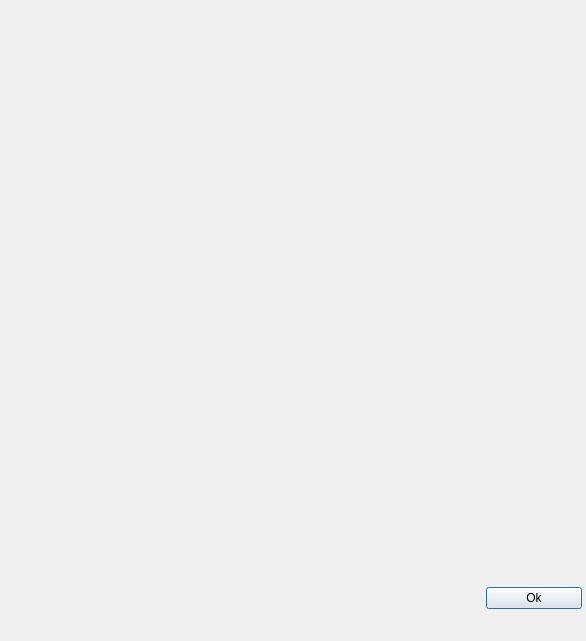
ZhuangLab/storm-control, file hal4000/qtdesigner/camera-detached.ui: the form before one commit.
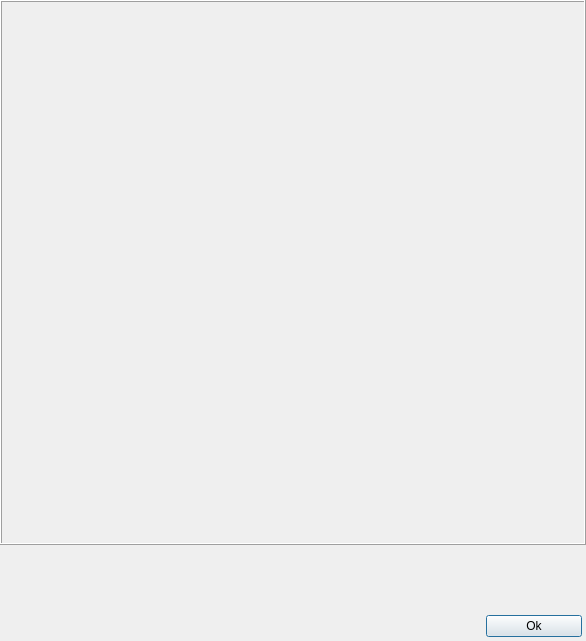
The form after the commit.

Commit message: Get window resizing working correctly for detached and dual camera. Change HAL to remember window sizes for detached and dual.

```diff
--- a/hal4000/qtdesigner/camera-detached.ui
+++ b/hal4000/qtdesigner/camera-detached.ui
@@ -24,8 +24,8 @@
   </property>
   <property name="maximumSize">
    <size>
-    <width>586</width>
-    <height>641</height>
+    <width>10000</width>
+    <height>10000</height>
    </size>
   </property>
   <property name="windowTitle">
@@ -41,7 +41,7 @@
    <item>
     <widget class="QFrame" name="cameraFrame">
      <property name="sizePolicy">
-      <sizepolicy hsizetype="Fixed" vsizetype="Fixed">
+      <sizepolicy hsizetype="Preferred" vsizetype="Preferred">
        <horstretch>0</horstretch>
        <verstretch>0</verstretch>
       </sizepolicy>
@@ -54,12 +54,12 @@
      </property>
      <property name="maximumSize">
       <size>
-       <width>586</width>
-       <height>545</height>
+       <width>10000</width>
+       <height>10000</height>
       </size>
      </property>
      <property name="frameShape">
-      <enum>QFrame::NoFrame</enum>
+      <enum>QFrame::Box</enum>
      </property>
      <property name="frameShadow">
       <enum>QFrame::Raised</enum>
@@ -68,6 +68,18 @@
    </item>
    <item>
     <widget class="QWidget" name="widget" native="true">
+     <property name="sizePolicy">
+      <sizepolicy hsizetype="Preferred" vsizetype="Fixed">
+       <horstretch>0</horstretch>
+       <verstretch>0</verstretch>
+      </sizepolicy>
+     </property>
+     <property name="maximumSize">
+      <size>
+       <width>16777215</width>
+       <height>96</height>
+      </size>
+     </property>
      <layout class="QHBoxLayout" name="horizontalLayout">
       <property name="spacing">
        <number>2</number>
@@ -77,6 +89,12 @@
       </property>
       <item>
        <widget class="QFrame" name="cameraParamsFrame">
+        <property name="maximumSize">
+         <size>
+          <width>16777215</width>
+          <height>92</height>
+         </size>
+        </property>
         <property name="frameShape">
          <enum>QFrame::StyledPanel</enum>
         </property>
@@ -106,6 +124,12 @@
           <height>0</height>
          </size>
         </property>
+        <property name="maximumSize">
+         <size>
+          <width>16777215</width>
+          <height>92</height>
+         </size>
+        </property>
         <layout class="QVBoxLayout" name="verticalLayout_2">
          <property name="margin">
           <number>2</number>
@@ -136,22 +160,7 @@
      </layout>
     </widget>
    </item>
-   <item>
-    <spacer name="verticalSpacer">
-     <property name="orientation">
-      <enum>Qt::Vertical</enum>
-     </property>
-     <property name="sizeHint" stdset="0">
-      <size>
-       <width>20</width>
-       <height>15</height>
-      </size>
-     </property>
-    </spacer>
-   </item>
   </layout>
-  <zorder>verticalSpacer</zorder>
-  <zorder>pictureSizeText</zorder>
   <zorder>widget</zorder>
   <zorder>cameraFrame</zorder>
  </widget>
```
The commit also changes 4 other files.
